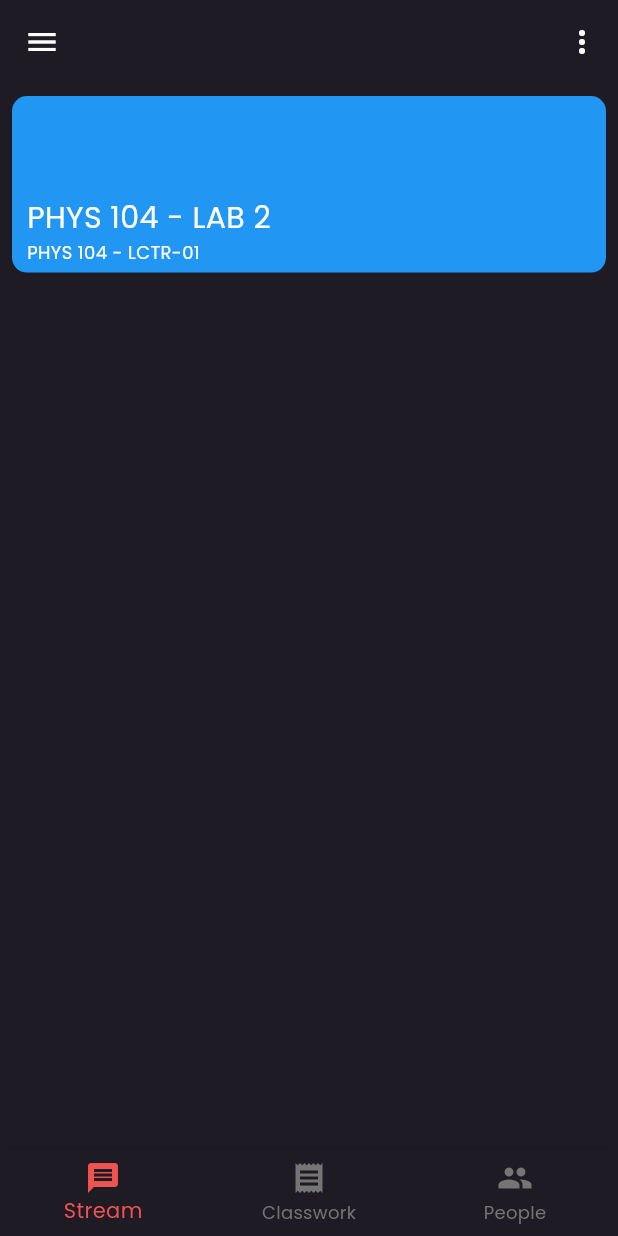
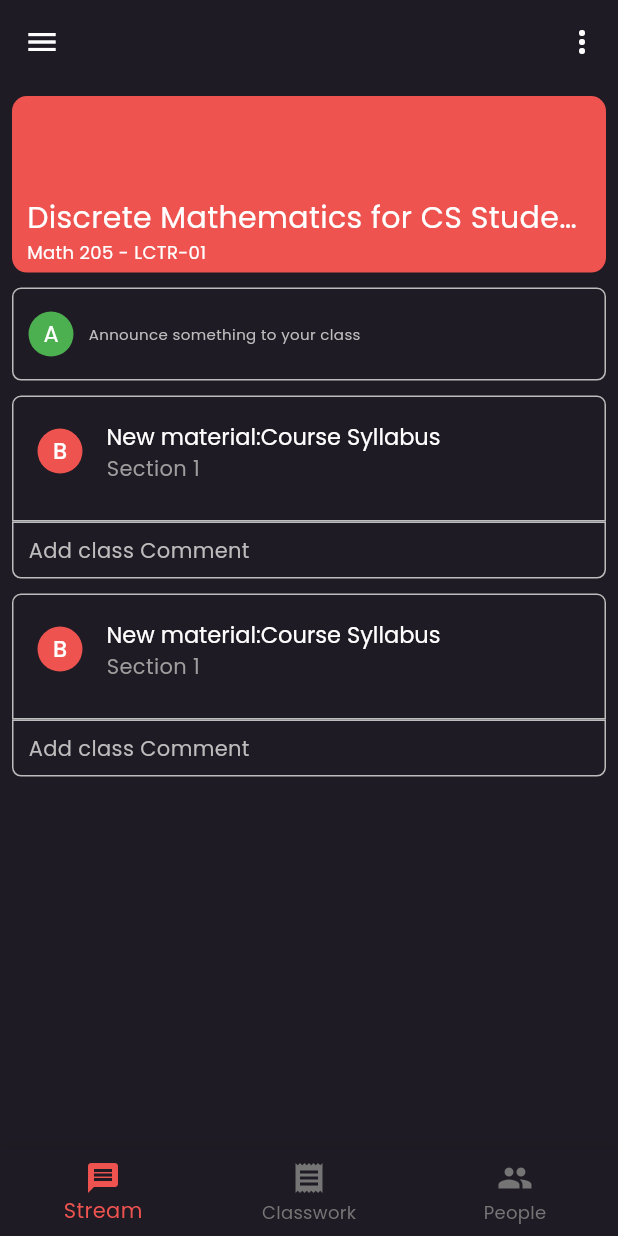
Before and after one commit to Bodeayman/GC_Clone, a Flutter app: the CourseView screen opened by its route, on a phone screen of 412 x 824 dp. Run offline on Flutter 3.47's test engine with Material 3 defaults, Android fonts, the phone set to English and light mode, and no system bars; our stand-ins replace bloc, flutter_bloc, go_router, google_fonts.

Commit message:
Finished the stream page , added the initial files for classwork and people

```diff
--- /dev/null
+++ b/lib/Views/CourseView/Widgets/announce_input.dart
@@ -0,0 +1,36 @@
+import 'package:flutter/material.dart';
+import 'package:gc_clone/Views/HomeView/Widgets/course_list_tile.dart';
+import 'package:gc_clone/constants.dart';
+import 'package:gc_clone/utils/border_style.dart';
+
+class AnnounceInput extends StatelessWidget {
+  const AnnounceInput({super.key});
+
+  @override
+  Widget build(BuildContext context) {
+    return Container(
+      decoration: kBorderStyle,
+      child: Padding(
+        padding: const EdgeInsets.symmetric(horizontal: 10, vertical: 15),
+        child: Row(
+          children: [
+            const CourseIcon(
+              color: Colors.green,
+              letter: 'A',
+            ),
+            const SizedBox(
+              width: 10,
+            ),
+            Text(
+              "Announce something to your class",
+              style: TextStyle(
+                fontSize: 10,
+                color: kTextColor,
+              ),
+            ),
+          ],
+        ),
+      ),
+    );
+  }
+}
--- /dev/null
+++ b/lib/Views/CourseView/Widgets/classwork_view_body.dart
@@ -0,0 +1,10 @@
+import 'package:flutter/material.dart';
+
+class ClassworkViewBody extends StatelessWidget {
+  const ClassworkViewBody({super.key});
+
+  @override
+  Widget build(BuildContext context) {
+    return const Placeholder();
+  }
+}
--- a/lib/Views/CourseView/Widgets/course_title.dart
+++ b/lib/Views/CourseView/Widgets/course_title.dart
@@ -8,7 +8,7 @@ class CourseTitle extends StatelessWidget {
     return Container(
       height: MediaQuery.of(context).size.height / 7,
       decoration: BoxDecoration(
-        color: Colors.blue,
+        color: Colors.red[400],
         borderRadius: BorderRadius.circular(10),
       ),
       width: MediaQuery.of(context).size.width,
@@ -19,11 +19,13 @@ class CourseTitle extends StatelessWidget {
           crossAxisAlignment: CrossAxisAlignment.start,
           children: [
             Text(
-              "PHYS 104 - LAB 2",
+              "Discrete Mathematics for CS Students",
+              maxLines: 1,
+              overflow: TextOverflow.ellipsis,
               style: TextStyle(fontSize: 20),
             ),
             Text(
-              "PHYS 104 - LCTR-01",
+              "Math 205 - LCTR-01",
               style: TextStyle(fontSize: 12),
             )
           ],
--- a/lib/Views/CourseView/Widgets/course_view_page.dart
+++ b/lib/Views/CourseView/Widgets/course_view_page.dart
@@ -1,5 +1,7 @@
 import 'package:flutter/material.dart';
+import 'package:gc_clone/Views/CourseView/Widgets/announce_input.dart';
 import 'package:gc_clone/Views/CourseView/Widgets/course_title.dart';
+import 'package:gc_clone/Views/CourseView/Widgets/material_list_tile.dart';
 
 class CourseViewPage extends StatelessWidget {
   const CourseViewPage({super.key});
@@ -9,29 +11,16 @@ class CourseViewPage extends StatelessWidget {
     return const Column(
       children: [
         CourseTitle(),
+        SizedBox(
+          height: 10,
+        ),
+        AnnounceInput(),
+        SizedBox(
+          height: 10,
+        ),
+        MaterialListTile(),
+        MaterialListTile(),
       ],
     );
   }
 }
-
-class AnnounceInput extends StatelessWidget {
-  const AnnounceInput({super.key});
-
-  @override
-  Widget build(BuildContext context) {
-    return const Placeholder();
-  }
-}
-
-class MaterialListTile extends StatelessWidget {
-  const MaterialListTile({super.key});
-
-  @override
-  Widget build(BuildContext context) {
-    return const Column(
-      children: [
-        ListTile(),
-      ],
-    );
-  }
-}
--- /dev/null
+++ b/lib/Views/CourseView/Widgets/material_list_tile.dart
@@ -0,0 +1,55 @@
+import 'package:flutter/material.dart';
+import 'package:gc_clone/Views/HomeView/Widgets/course_list_tile.dart';
+import 'package:gc_clone/constants.dart';
+import 'package:gc_clone/utils/border_style.dart';
+
+class MaterialListTile extends StatelessWidget {
+  const MaterialListTile({super.key});
+
+  @override
+  Widget build(BuildContext context) {
+    return Column(
+      children: [
+        InkWell(
+          child: Container(
+            decoration: kBorderStyle.copyWith(
+              borderRadius: const BorderRadius.only(
+                topLeft: Radius.circular(kBorderCurver),
+                topRight: Radius.circular(kBorderCurver),
+              ),
+            ),
+            child: CourseListTile(
+              listTileName: "New material:Course Syllabus",
+              color: Colors.red[400] ?? Colors.red,
+              letter: 'B',
+            ),
+          ),
+        ),
+        InkWell(
+          onTap: () {},
+          child: Container(
+            width: double.infinity,
+            decoration: kBorderStyle.copyWith(
+              borderRadius: const BorderRadius.only(
+                bottomLeft: Radius.circular(kBorderCurver),
+                bottomRight: Radius.circular(kBorderCurver),
+              ),
+            ),
+            child: Padding(
+              padding: const EdgeInsets.symmetric(vertical: 8, horizontal: 10),
+              child: Text(
+                "Add class Comment",
+                style: TextStyle(
+                  color: kTextColor,
+                ),
+              ),
+            ),
+          ),
+        ),
+        const SizedBox(
+          height: 10,
+        ),
+      ],
+    );
+  }
+}
--- /dev/null
+++ b/lib/Views/CourseView/Widgets/people_view_body.dart
@@ -0,0 +1,10 @@
+import 'package:flutter/material.dart';
+
+class PeopleViewBody extends StatelessWidget {
+  const PeopleViewBody({super.key});
+
+  @override
+  Widget build(BuildContext context) {
+    return const Placeholder();
+  }
+}
--- a/lib/Views/HomeView/Widgets/main_options_cat.dart
+++ b/lib/Views/HomeView/Widgets/main_options_cat.dart
@@ -16,11 +16,7 @@ class MainOptionsCategory extends StatelessWidget {
           listTileName: "Classes",
           function: (context) {
             Navigator.of(context).pop();
-            Navigator.of(context).pushReplacement(
-              MaterialPageRoute(
-                builder: (context) => const HomeView(),
-              ),
-            );
+            context.go("/");
           },
         ),
         CustomListTile(
--- a/lib/constants.dart
+++ b/lib/constants.dart
@@ -2,5 +2,9 @@ import 'package:flutter/material.dart';
 
 const kPrimaryColor = Color(0xff1f1b24);
 
+final kTextColor = Colors.grey[400];
+
+const double kBorderCurver = 6;
+
 final mobileWidth = WidgetsBinding.instance.window.physicalSize.width;
 final mobileHeight = WidgetsBinding.instance.window.physicalSize.height;
--- /dev/null
+++ b/lib/utils/border_style.dart
@@ -0,0 +1,11 @@
+import 'package:flutter/material.dart';
+import 'package:gc_clone/constants.dart';
+
+BoxDecoration kBorderStyle = BoxDecoration(
+  borderRadius: BorderRadius.circular(
+    kBorderCurver as double,
+  ),
+  border: Border.all(
+    color: kTextColor ?? Colors.grey,
+  ),
+);
```
